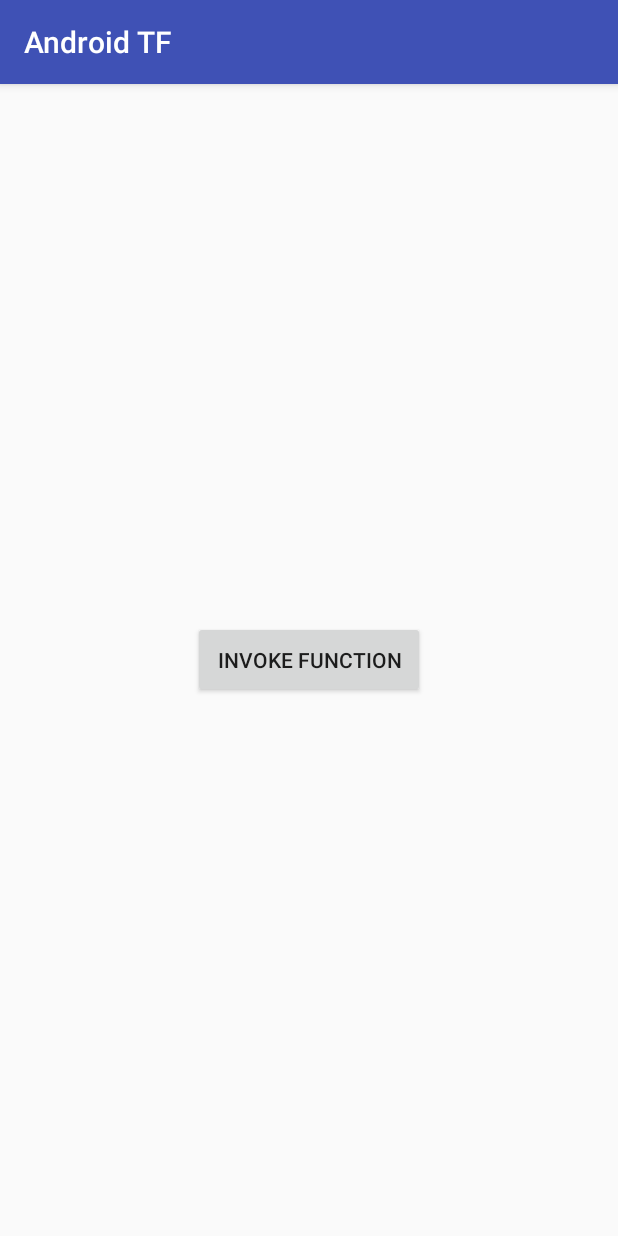
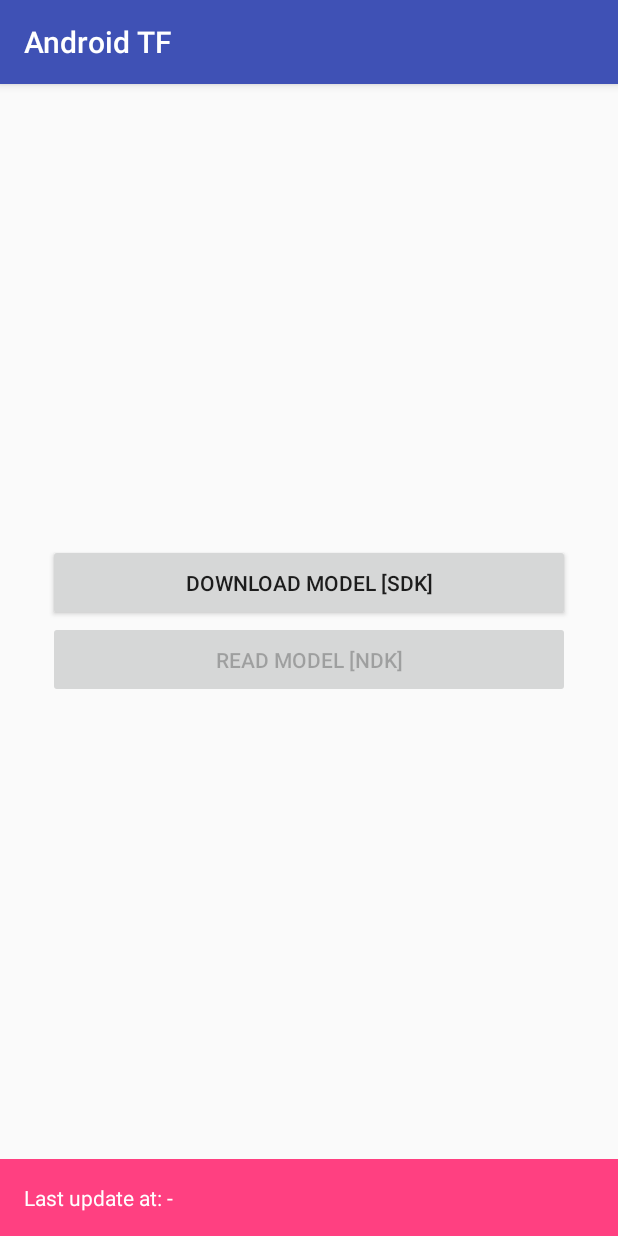
Before and after one commit to thetonrifles/android-tensorflow, an Android app: the screen it shows after launch (MainActivity), on a phone screen of 412 x 824 dp. Run offline under Robolectric (Android 15) with nearby library versions, the phone set to English and light mode, and no system bars.

Commit message:
Natively reading file downloaded from url

```diff
--- a/app/build.gradle
+++ b/app/build.gradle
@@ -19,11 +19,11 @@ model {
             }
         }
         ndk {
-            moduleName "ResonanceAI"
+            moduleName "tensorflow"
             toolchain "clang"
             toolchainVersion "3.5"
-            ldLibs.add("log")
-            stl "stlport_static"
+            stl = "c++_static"
+            ldLibs.addAll(["log", "android"])
         }
     }
 }
--- a/app/src/main/AndroidManifest.xml
+++ b/app/src/main/AndroidManifest.xml
@@ -1,5 +1,9 @@
 <manifest xmlns:android="http://schemas.android.com/apk/res/android"
     package="com.thetonrifles.tensorflow">
+
+    <uses-permission android:name="android.permission.INTERNET" />
+    <uses-permission android:name="android.permission.READ_EXTERNAL_STORAGE" />
+    <uses-permission android:name="android.permission.WRITE_EXTERNAL_STORAGE" />
 
     <application
         android:allowBackup="true"
--- a/app/src/main/java/com/thetonrifles/tensorflow/MainActivity.java
+++ b/app/src/main/java/com/thetonrifles/tensorflow/MainActivity.java
@@ -1,23 +1,113 @@
 package com.thetonrifles.tensorflow;
 
+import android.content.Context;
 import android.os.Bundle;
+import android.support.v4.app.FragmentManager;
 import android.support.v7.app.AppCompatActivity;
+import android.text.TextUtils;
 import android.view.View;
+import android.widget.Button;
+import android.widget.ProgressBar;
+import android.widget.TextView;
+import android.widget.Toast;
 
-public class MainActivity extends AppCompatActivity {
+import java.util.Date;
+
+public class MainActivity extends AppCompatActivity implements DownloadFragment.Callback {
+
+    private static final String FILE_URL = "https://dl.dropboxusercontent.com/u/44270891/data.txt";
+
+    private DownloadFragment mFragment;
+
+    private ProgressBar mLoader;
+    private Button mDownloadButton;
+    private Button mLoadButton;
+    private TextView mTimestampView;
 
     @Override
     protected void onCreate(Bundle savedInstanceState) {
         super.onCreate(savedInstanceState);
         setContentView(R.layout.activity_main);
 
-        View button = findViewById(R.id.btn_invoke_function);
-        button.setOnClickListener(new View.OnClickListener() {
+        final Context context = this;
+
+        mLoader = (ProgressBar) findViewById(R.id.progress);
+        mTimestampView = (TextView) findViewById(R.id.txt_timestamp);
+
+        mDownloadButton = (Button) findViewById(R.id.btn_download);
+        mDownloadButton.setOnClickListener(new View.OnClickListener() {
             @Override
             public void onClick(View v) {
-                (new TensorFlow()).helloLog("Hello World!");
+                if (mFragment != null) {
+                    mFragment.executeDownload(FILE_URL);
+                }
             }
         });
+
+        mLoadButton = (Button) findViewById(R.id.btn_read);
+        mLoadButton.setOnClickListener(new View.OnClickListener() {
+            @Override
+            public void onClick(View v) {
+                String filename = FileStorage.getInstance().readLastUpdateFileName(context);
+                if (!TextUtils.isEmpty(filename)) {
+                    String model = (new TensorFlow()).loadModel(filename);
+                    Toast.makeText(context, model, Toast.LENGTH_SHORT).show();
+                } else {
+                    Toast.makeText(context, R.string.toast_empty_model, Toast.LENGTH_SHORT).show();
+                }
+            }
+        });
+        mLoadButton.setEnabled(FileStorage.getInstance().readLastUpdateTimestamp(this) != null);
+
+        updateTimestampLabel();
+
+        FragmentManager fm = getSupportFragmentManager();
+        mFragment = (DownloadFragment) fm.findFragmentByTag("download");
+        if (mFragment == null) {
+            mFragment = DownloadFragment.newInstance();
+            fm.beginTransaction().add(mFragment, "download").commit();
+        }
+    }
+
+    private void updateTimestampLabel() {
+        String template = getString(R.string.last_update_value);
+        Date timestamp = FileStorage.getInstance().readLastUpdateTimestamp(this);
+        if (timestamp != null) {
+            String label = String.format(template, timestamp.toString());
+            mTimestampView.setText(label);
+            mLoadButton.setEnabled(true);
+        }
+    }
+
+    @Override
+    public void onPrepare() {
+        updateLayout(true);
+    }
+
+    @Override
+    public void onProgress(int percentage) {
+        updateLayout(true);
+    }
+
+    @Override
+    public void onDownloadCompleted(String content) {
+        updateLayout(false);
+        updateTimestampLabel();
+    }
+
+    @Override
+    public void onDownloadFailed(Exception ex) {
+        updateLayout(false);
+    }
+
+    private void updateLayout(boolean loading) {
+        if (loading) {
+            mDownloadButton.setVisibility(View.GONE);
+            mLoader.setVisibility(View.VISIBLE);
+        } else {
+            mDownloadButton.setVisibility(View.VISIBLE);
+            mLoader.setVisibility(View.GONE);
+        }
     }
 
 }
--- a/app/src/main/java/com/thetonrifles/tensorflow/TensorFlow.java
+++ b/app/src/main/java/com/thetonrifles/tensorflow/TensorFlow.java
@@ -3,9 +3,9 @@ package com.thetonrifles.tensorflow;
 public class TensorFlow {
 
     static {
-        System.loadLibrary( "ResonanceAI" );
+        System.loadLibrary( "tensorflow" );
     }
 
-    public native void helloLog(String logThis);
+    public native String loadModel(String filepath);
 
 }
--- a/app/src/main/res/layout/activity_main.xml
+++ b/app/src/main/res/layout/activity_main.xml
@@ -1,14 +1,57 @@
 <?xml version="1.0" encoding="utf-8"?>
-<RelativeLayout xmlns:android="http://schemas.android.com/apk/res/android"
+<LinearLayout xmlns:android="http://schemas.android.com/apk/res/android"
     android:layout_width="match_parent"
-    android:layout_height="match_parent">
+    android:layout_height="match_parent"
+    android:layout_gravity="center"
+    android:gravity="center"
+    android:orientation="vertical">
 
-    <Button
-        android:id="@+id/btn_invoke_function"
-        android:layout_width="wrap_content"
+    <LinearLayout
+        android:layout_width="match_parent"
+        android:layout_height="0dp"
+        android:layout_gravity="center"
+        android:layout_weight="1"
+        android:gravity="center"
+        android:orientation="vertical"
+        android:padding="32dp">
+
+        <RelativeLayout
+            android:layout_width="wrap_content"
+            android:layout_height="wrap_content">
+
+            <Button
+                android:id="@+id/btn_download"
+                android:layout_width="match_parent"
+                android:layout_height="wrap_content"
+                android:padding="16dp"
+                android:text="@string/btn_download" />
+
+            <ProgressBar
+                android:id="@+id/progress"
+                android:layout_width="wrap_content"
+                android:layout_height="wrap_content"
+                android:layout_centerInParent="true"
+                android:visibility="gone"/>
+
+        </RelativeLayout>
+
+        <Button
+            android:id="@+id/btn_read"
+            android:layout_width="match_parent"
+            android:layout_height="wrap_content"
+            android:padding="16dp"
+            android:text="@string/btn_read"
+            android:enabled="false" />
+
+    </LinearLayout>
+
+    <TextView
+        android:id="@+id/txt_timestamp"
+        android:layout_width="match_parent"
         android:layout_height="wrap_content"
-        android:layout_centerInParent="true"
+        android:background="@color/colorAccent"
         android:padding="16dp"
-        android:text="@string/btn_invoke_function" />
+        android:text="@string/last_update_none"
+        android:textColor="@android:color/white" />
 
-</RelativeLayout>
+</LinearLayout>
--- a/app/src/main/res/values/strings.xml
+++ b/app/src/main/res/values/strings.xml
@@ -1,6 +1,10 @@
 <resources>
 
     <string name="app_name">Android TF</string>
-    <string name="btn_invoke_function">Invoke Function</string>
+    <string name="btn_download">Download Model [SDK]</string>
+    <string name="btn_read">Read Model [NDK]</string>
+    <string name="last_update_none">Last update at: -</string>
+    <string name="last_update_value">Last update at: %1$s</string>
+    <string name="toast_empty_model">Empty or unavailable model</string>
 
 </resources>
```
Also changed, not shown: app/src/main/java/com/thetonrifles/tensorflow/DownloadFragment.java (added, +170 -0 lines), app/src/main/java/com/thetonrifles/tensorflow/FileStorage.java (added, +104 -0 lines), 4 other files.
